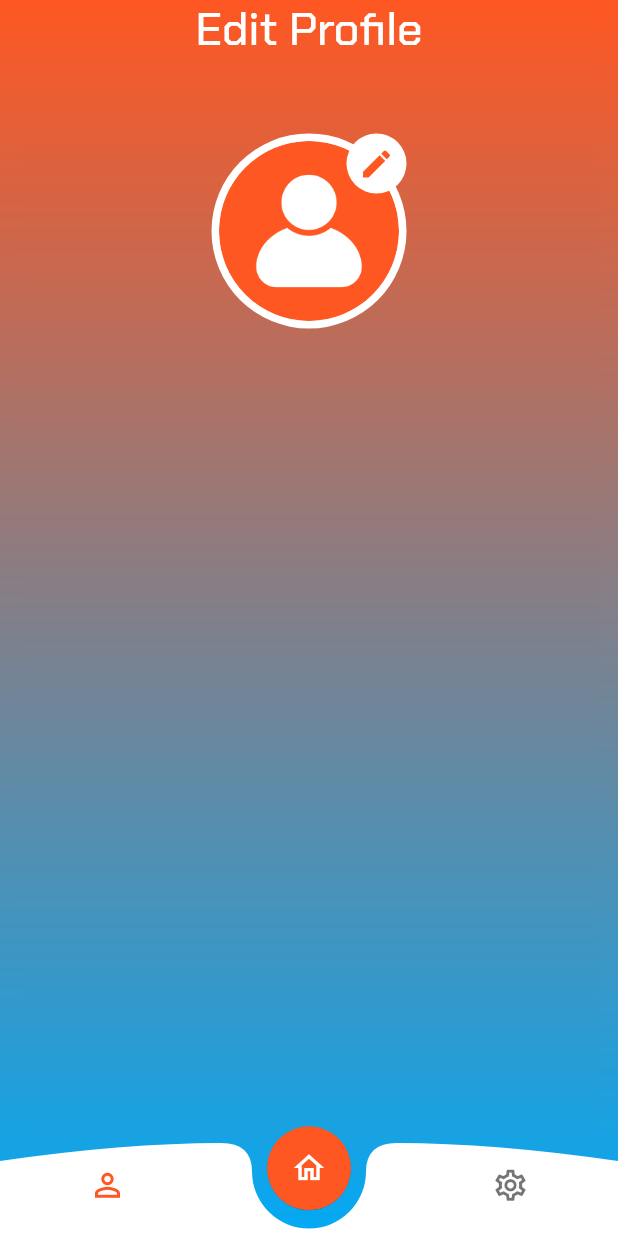
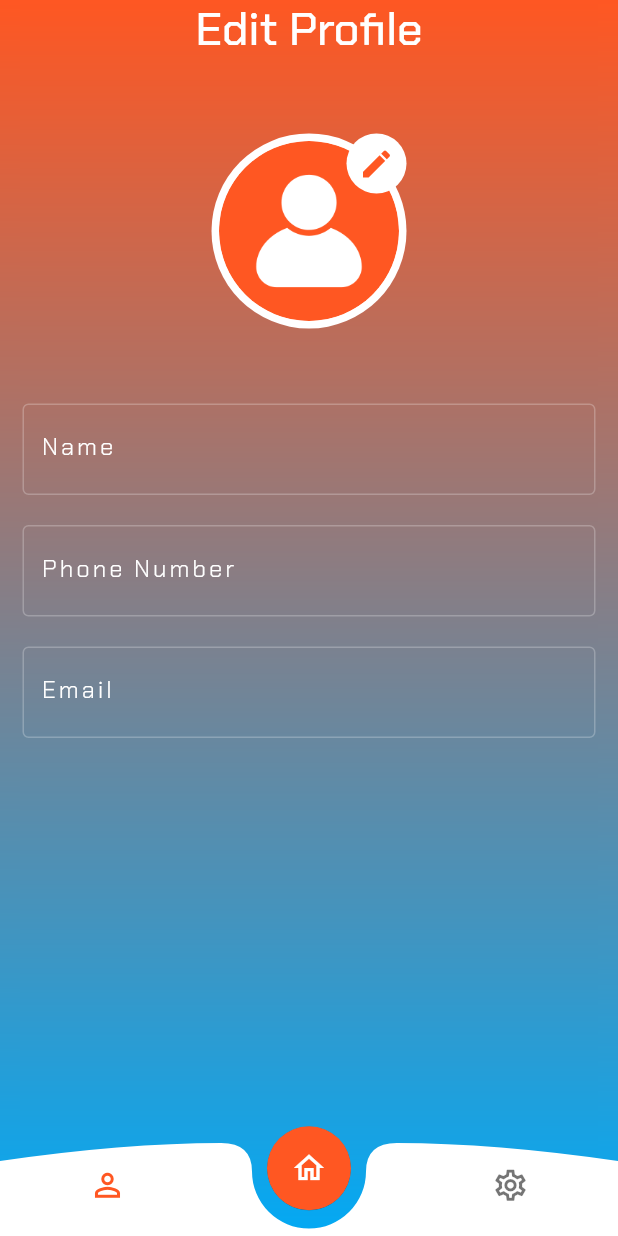
Before and after one commit to AwalkzzD/geosafe, a Flutter app: the ProfilePage screen opened directly, on a phone screen of 412 x 824 dp. Run offline on Flutter 3.47's test engine with Material 2 defaults, Android fonts, the phone set to English and light mode, and no system bars; our stand-ins replace firebase_core, firebase_database, flutter_local_notifications, google_fonts, image_picker, permission_handler; missing offline and left inert: kdgaugeview, rolling_switch, switcher_button; accounts and stored records are empty.

Commit message:
profile_page

```diff
--- a/lib/profile.dart
+++ b/lib/profile.dart
@@ -19,6 +19,7 @@ class _ProfilePageState extends State<ProfilePage> {
   @override
   Widget build(BuildContext context) {
     return Scaffold(
+      resizeToAvoidBottomInset: false,
       extendBodyBehindAppBar: true,
       extendBody: true,
       bottomNavigationBar: const BottomNavBarCurvedFb3(),
@@ -97,6 +98,90 @@ class _ProfilePageState extends State<ProfilePage> {
                       ),
                     )
                   ],
+                ),
+                Container(
+                  padding: const EdgeInsets.fromLTRB(15, 50, 15, 0),
+                  child: Column(
+                    children: [
+                      TextField(
+                        cursorOpacityAnimates: true,
+                        style: GoogleFonts.chakraPetch(
+                            color: Colors.white,
+                            fontWeight: FontWeight.w300,
+                            letterSpacing: 2),
+                        cursorColor: Colors.white54,
+                        decoration: InputDecoration(
+                          enabledBorder: const OutlineInputBorder(
+                            borderSide:
+                                BorderSide(width: 1, color: Colors.white24),
+                          ),
+                          focusedBorder: OutlineInputBorder(
+                            borderRadius: BorderRadius.circular(10),
+                            borderSide: const BorderSide(
+                                width: 1.5, color: Colors.white70),
+                          ),
+                          labelText: 'Name',
+                          labelStyle: GoogleFonts.chakraPetch(
+                            color: Colors.white,
+                          ),
+                        ),
+                      ),
+                      SizedBox(
+                        height: 20,
+                      ),
+                      TextField(
+                        cursorOpacityAnimates: true,
+                        keyboardType: TextInputType.phone,
+                        style: GoogleFonts.chakraPetch(
+                            color: Colors.white,
+                            fontWeight: FontWeight.w300,
+                            letterSpacing: 2),
+                        cursorColor: Colors.white54,
+                        decoration: InputDecoration(
+                          enabledBorder: const OutlineInputBorder(
+                            borderSide:
+                                BorderSide(width: 1, color: Colors.white24),
+                          ),
+                          focusedBorder: OutlineInputBorder(
+                            borderRadius: BorderRadius.circular(10),
+                            borderSide: const BorderSide(
+                                width: 1.5, color: Colors.white70),
+                          ),
+                          labelText: 'Phone Number',
+                          labelStyle: GoogleFonts.chakraPetch(
+                            color: Colors.white,
+                          ),
+                        ),
+                      ),
+                      SizedBox(
+                        height: 20,
+                      ),
+                      TextField(
+                        cursorOpacityAnimates: true,
+                        keyboardType: TextInputType.emailAddress,
+                        style: GoogleFonts.chakraPetch(
+                            color: Colors.white,
+                            fontWeight: FontWeight.w300,
+                            letterSpacing: 2),
+                        cursorColor: Colors.white54,
+                        decoration: InputDecoration(
+                          enabledBorder: const OutlineInputBorder(
+                            borderSide:
+                                BorderSide(width: 1, color: Colors.white24),
+                          ),
+                          focusedBorder: OutlineInputBorder(
+                            borderRadius: BorderRadius.circular(10),
+                            borderSide: const BorderSide(
+                                width: 1.5, color: Colors.white70),
+                          ),
+                          labelText: 'Email',
+                          labelStyle: GoogleFonts.chakraPetch(
+                            color: Colors.white,
+                          ),
+                        ),
+                      ),
+                    ],
+                  ),
                 )
               ],
             ),
--- a/lib/settings.dart
+++ b/lib/settings.dart
@@ -131,9 +131,6 @@ class _SettingsPageState extends State<SettingsPage> {
           switch (index) {
             case 1:
               debugPrint('1st Tile clicked');
-              // showDialog<Dialog>(
-              //     context: context,
-              //     builder: (BuildContext context) => DialogFb1());
               break;
             case 2:
               debugPrint('2nd Tile clicked');
```
